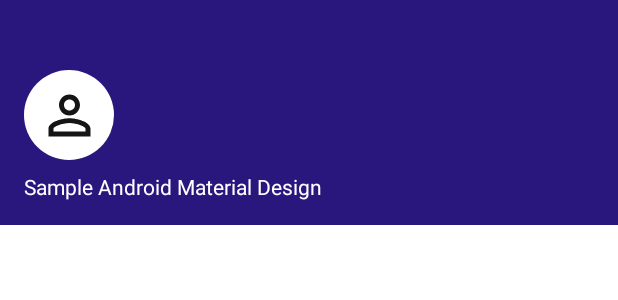
After one commit to Morteza-QN/sample-android-material-design, an Android app: the layout navigation_view_header.xml on its own in the app's theme, with its tools: preview values and no code run, on a phone screen of 412 x 824 dp. The commit adds this screen. Shown: the top 300 px of the screen. Run offline under Robolectric (Android 15) with nearby library versions, the phone set to English and light mode, and no system bars.

Commit message:
navigationView resource added

```diff
--- /dev/null
+++ b/app/src/main/res/drawable/ic_menu_white_24dp.xml
@@ -0,0 +1,10 @@
+<vector xmlns:android="http://schemas.android.com/apk/res/android"
+        android:width="24dp"
+        android:height="24dp"
+        android:tint="#FFFFFF"
+        android:viewportWidth="24.0"
+        android:viewportHeight="24.0">
+    <path
+        android:fillColor="#FF000000"
+        android:pathData="M3,18h18v-2L3,16v2zM3,13h18v-2L3,11v2zM3,6v2h18L21,6L3,6z" />
+</vector>
--- /dev/null
+++ b/app/src/main/res/drawable/ic_person_outline_black_24dp.xml
@@ -0,0 +1,10 @@
+<vector xmlns:android="http://schemas.android.com/apk/res/android"
+        android:width="42dp"
+        android:height="42dp"
+        android:tint="#151515"
+        android:viewportWidth="24.0"
+        android:viewportHeight="24.0">
+    <path
+        android:fillColor="#212121"
+        android:pathData="M12,5.9c1.16,0 2.1,0.94 2.1,2.1s-0.94,2.1 -2.1,2.1S9.9,9.16 9.9,8s0.94,-2.1 2.1,-2.1m0,9c2.97,0 6.1,1.46 6.1,2.1v1.1L5.9,18.1L5.9,17c0,-0.64 3.13,-2.1 6.1,-2.1M12,4C9.79,4 8,5.79 8,8s1.79,4 4,4 4,-1.79 4,-4 -1.79,-4 -4,-4zM12,13c-2.67,0 -8,1.34 -8,4v3h16v-3c0,-2.66 -5.33,-4 -8,-4z" />
+</vector>
--- /dev/null
+++ b/app/src/main/res/drawable/shape_circle_white.xml
@@ -0,0 +1,6 @@
+<?xml version="1.0" encoding="utf-8"?>
+<shape xmlns:android="http://schemas.android.com/apk/res/android"
+       android:shape="oval">
+    <solid android:color="@android:color/white" />
+
+</shape>
--- /dev/null
+++ b/app/src/main/res/layout/navigation_view_header.xml
@@ -0,0 +1,31 @@
+<?xml version="1.0" encoding="utf-8"?>
+<androidx.constraintlayout.widget.ConstraintLayout
+    xmlns:android="http://schemas.android.com/apk/res/android"
+    xmlns:app="http://schemas.android.com/apk/res-auto"
+    android:layout_width="match_parent"
+    android:layout_height="150dp"
+    android:background="@color/colorPrimary"
+    android:orientation="vertical">
+
+    <ImageView
+        android:layout_width="60dp"
+        android:layout_height="60dp"
+        android:layout_marginBottom="8dp"
+        android:background="@drawable/shape_circle_white"
+        android:scaleType="centerInside"
+        app:layout_constraintBottom_toTopOf="@+id/tv_navigationView_header"
+        app:layout_constraintStart_toStartOf="@+id/tv_navigationView_header"
+        app:srcCompat="@drawable/ic_person_outline_black_24dp" />
+
+
+    <TextView
+        android:id="@+id/tv_navigationView_header"
+        android:layout_width="wrap_content"
+        android:layout_height="wrap_content"
+        android:layout_marginStart="16dp"
+        android:layout_marginBottom="16dp"
+        android:text="@string/app_name"
+        android:textColor="@android:color/white"
+        app:layout_constraintBottom_toBottomOf="parent"
+        app:layout_constraintStart_toStartOf="parent" />
+</androidx.constraintlayout.widget.ConstraintLayout>
--- a/app/src/main/res/menu/menu_main.xml
+++ b/app/src/main/res/menu/menu_main.xml
@@ -5,6 +5,7 @@
         android:icon="@drawable/ic_history_24px"
         android:title="@string/btn_navigation_recent" />
     <item
+        android:checked="true"
         android:id="@+id/menuItem_home"
         android:icon="@drawable/ic_home_24px"
         android:title="@string/btn_navigation_home" />
--- a/app/src/main/res/values/strings.xml
+++ b/app/src/main/res/values/strings.xml
@@ -7,6 +7,8 @@
     <string name="btn_navigation_recent">recent</string>
     <string name="btn_navigation_home">Home</string>
     <string name="btn_navigation_nearby">Nearby</string>
+    <string name="open_drawer">Open Drawer</string>
+    <string name="close_drawer">Close Drawer</string>
 
 
 </resources>
```
